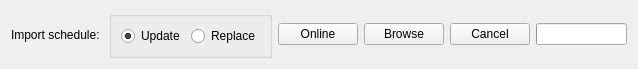
First picture: the form in src/gui/importschedulewidget.ui, repository edulix/confclerk, before the edit.
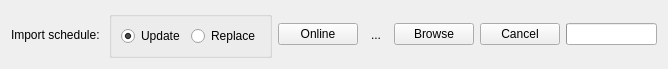
Second picture: the form after the edit.

Commit message: implemented 'proxy settings' dialog  - user can secify proxy for network communication

```diff
--- a/src/gui/importschedulewidget.ui
+++ b/src/gui/importschedulewidget.ui
@@ -5,7 +5,7 @@
    <rect>
     <x>0</x>
     <y>0</y>
-    <width>634</width>
+    <width>662</width>
     <height>66</height>
    </rect>
   </property>
@@ -67,6 +67,16 @@
        </property>
       </widget>
      </item>
+     <item>
+      <widget class="QToolButton" name="proxySettings" >
+       <property name="text" >
+        <string>...</string>
+       </property>
+       <property name="autoRaise" >
+        <bool>true</bool>
+       </property>
+      </widget>
+     </item>
      <item>
       <widget class="QPushButton" name="browse" >
        <property name="sizePolicy" >
```
The commit also changes 10 other files.
